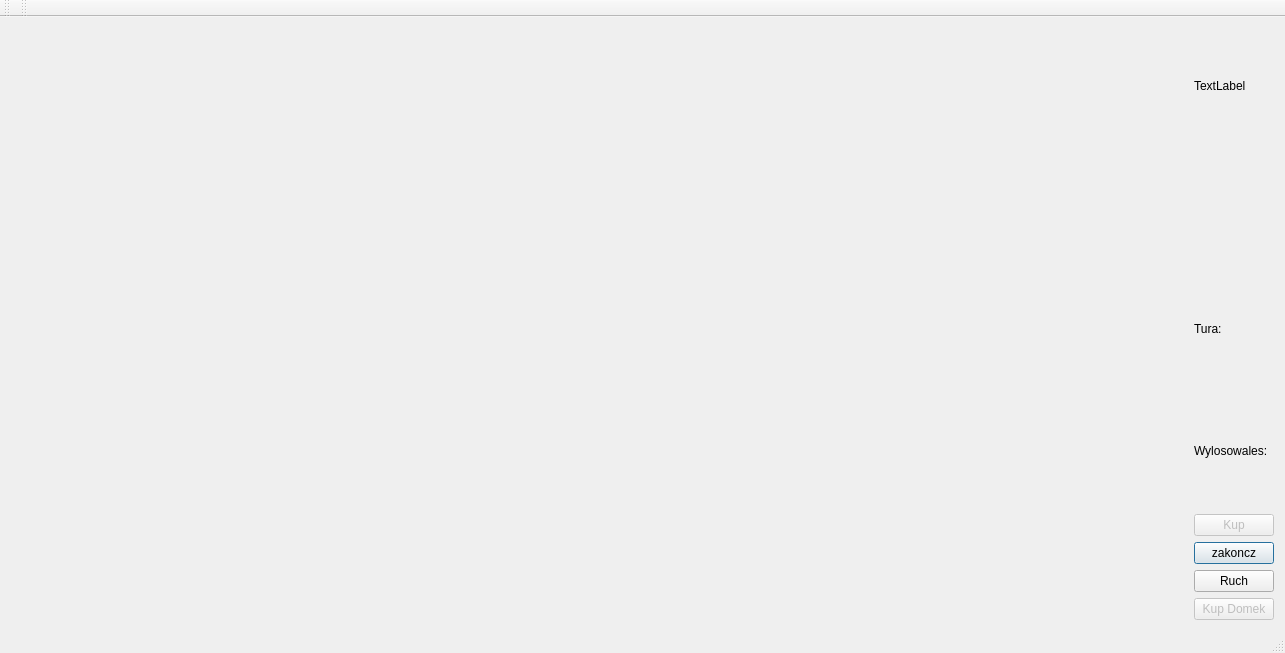
First picture: the form in mainwindow.ui, repository Siamil/monopoly2, before the edit.
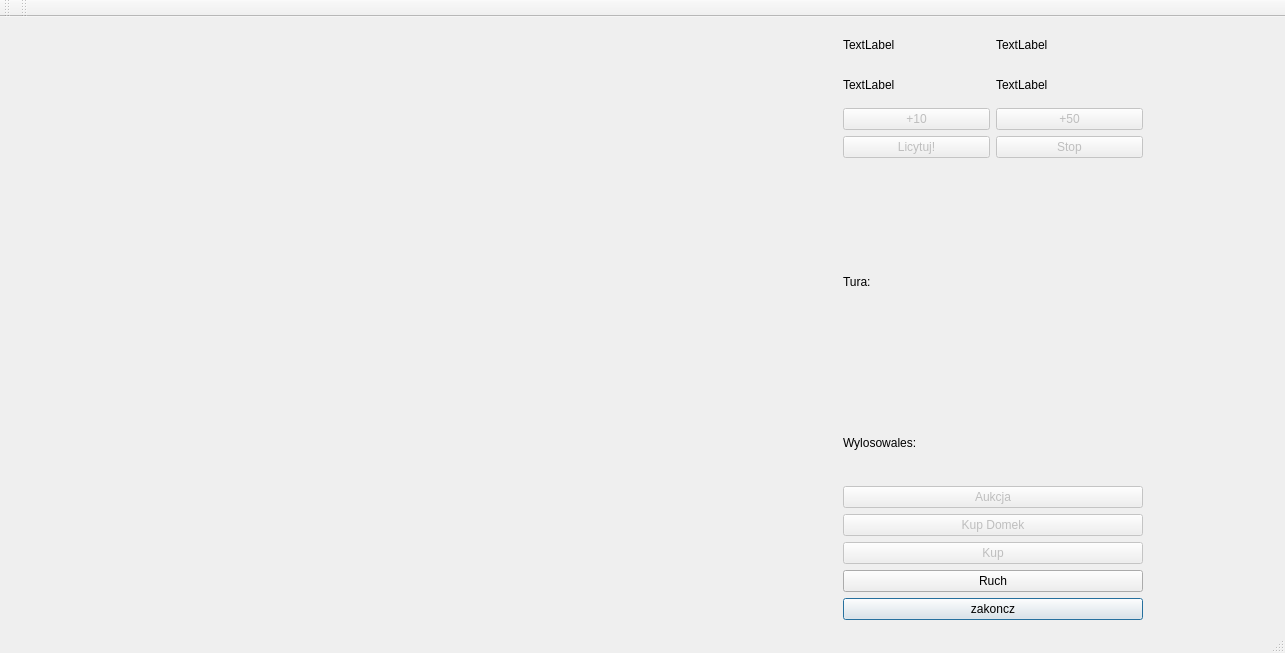
Second picture: the form after the edit.

Diff of the .ui file:
```diff
--- a/mainwindow.ui
+++ b/mainwindow.ui
@@ -32,34 +32,110 @@
      <verstretch>0</verstretch>
     </sizepolicy>
    </property>
+   <property name="layoutDirection">
+    <enum>Qt::RightToLeft</enum>
+   </property>
    <layout class="QHBoxLayout" name="horizontalLayout">
-    <item>
-     <spacer name="horizontalSpacer">
-      <property name="orientation">
-       <enum>Qt::Horizontal</enum>
-      </property>
-      <property name="sizeType">
-       <enum>QSizePolicy::MinimumExpanding</enum>
-      </property>
-      <property name="sizeHint" stdset="0">
-       <size>
-        <width>900</width>
-        <height>0</height>
-       </size>
-      </property>
-     </spacer>
-    </item>
     <item>
      <layout class="QVBoxLayout" name="verticalL">
+      <property name="leftMargin">
+       <number>700</number>
+      </property>
       <item>
-       <widget class="QLabel" name="lCash1">
-        <property name="text">
-         <string>TextLabel</string>
-        </property>
-       </widget>
+       <layout class="QGridLayout" name="gridLayout">
+        <item row="3" column="0">
+         <layout class="QHBoxLayout" name="horizontalLayout_2">
+          <item>
+           <widget class="QLabel" name="lCash3">
+            <property name="text">
+             <string>TextLabel</string>
+            </property>
+           </widget>
+          </item>
+          <item>
+           <widget class="QLabel" name="lCash1">
+            <property name="maximumSize">
+             <size>
+              <width>300</width>
+              <height>16777215</height>
+             </size>
+            </property>
+            <property name="layoutDirection">
+             <enum>Qt::RightToLeft</enum>
+            </property>
+            <property name="text">
+             <string>TextLabel</string>
+            </property>
+           </widget>
+          </item>
+         </layout>
+        </item>
+        <item row="2" column="0">
+         <layout class="QHBoxLayout" name="horizontalLayout_3">
+          <item>
+           <widget class="QLabel" name="lCash2">
+            <property name="text">
+             <string>TextLabel</string>
+            </property>
+           </widget>
+          </item>
+          <item>
+           <widget class="QLabel" name="lCash4">
+            <property name="text">
+             <string>TextLabel</string>
+            </property>
+           </widget>
+          </item>
+         </layout>
+        </item>
+       </layout>
       </item>
       <item>
-       <widget class="QLabel" name="lStatement">
+       <layout class="QGridLayout" name="gridLayout_2">
+        <item row="0" column="1">
+         <widget class="QPushButton" name="bAucplus">
+          <property name="enabled">
+           <bool>false</bool>
+          </property>
+          <property name="text">
+           <string>+10</string>
+          </property>
+         </widget>
+        </item>
+        <item row="1" column="1">
+         <widget class="QPushButton" name="bBid">
+          <property name="enabled">
+           <bool>false</bool>
+          </property>
+          <property name="text">
+           <string>Licytuj!</string>
+          </property>
+         </widget>
+        </item>
+        <item row="1" column="0">
+         <widget class="QPushButton" name="bAucstop">
+          <property name="enabled">
+           <bool>false</bool>
+          </property>
+          <property name="text">
+           <string>Stop</string>
+          </property>
+         </widget>
+        </item>
+        <item row="0" column="0">
+         <widget class="QPushButton" name="bAucplus50">
+          <property name="enabled">
+           <bool>false</bool>
+          </property>
+          <property name="text">
+           <string>+50</string>
+          </property>
+         </widget>
+        </item>
+       </layout>
+      </item>
+      <item>
+       <widget class="QLabel" name="lAucprice">
         <property name="text">
          <string/>
         </property>
@@ -73,30 +149,130 @@
           <verstretch>0</verstretch>
          </sizepolicy>
         </property>
+        <property name="maximumSize">
+         <size>
+          <width>300</width>
+          <height>16777215</height>
+         </size>
+        </property>
+        <property name="layoutDirection">
+         <enum>Qt::RightToLeft</enum>
+        </property>
         <property name="text">
          <string>Tura:</string>
         </property>
        </widget>
       </item>
+      <item>
+       <widget class="QLabel" name="lStatement">
+        <property name="layoutDirection">
+         <enum>Qt::RightToLeft</enum>
+        </property>
+        <property name="text">
+         <string/>
+        </property>
+       </widget>
+      </item>
       <item>
        <widget class="QLabel" name="lDice">
+        <property name="maximumSize">
+         <size>
+          <width>300</width>
+          <height>16777215</height>
+         </size>
+        </property>
+        <property name="layoutDirection">
+         <enum>Qt::RightToLeft</enum>
+        </property>
         <property name="text">
          <string>Wylosowales:</string>
         </property>
        </widget>
       </item>
+      <item>
+       <widget class="QPushButton" name="bAuction">
+        <property name="enabled">
+         <bool>false</bool>
+        </property>
+        <property name="text">
+         <string>Aukcja</string>
+        </property>
+       </widget>
+      </item>
+      <item>
+       <widget class="QPushButton" name="bBuyHouse">
+        <property name="enabled">
+         <bool>false</bool>
+        </property>
+        <property name="sizePolicy">
+         <sizepolicy hsizetype="Preferred" vsizetype="Maximum">
+          <horstretch>0</horstretch>
+          <verstretch>0</verstretch>
+         </sizepolicy>
+        </property>
+        <property name="maximumSize">
+         <size>
+          <width>300</width>
+          <height>16777215</height>
+         </size>
+        </property>
+        <property name="layoutDirection">
+         <enum>Qt::RightToLeft</enum>
+        </property>
+        <property name="text">
+         <string>Kup Domek</string>
+        </property>
+       </widget>
+      </item>
       <item>
        <widget class="QPushButton" name="bBuy">
         <property name="enabled">
          <bool>false</bool>
         </property>
+        <property name="maximumSize">
+         <size>
+          <width>300</width>
+          <height>16777215</height>
+         </size>
+        </property>
+        <property name="layoutDirection">
+         <enum>Qt::RightToLeft</enum>
+        </property>
         <property name="text">
          <string>Kup</string>
         </property>
        </widget>
       </item>
+      <item>
+       <widget class="QPushButton" name="bMove">
+        <property name="maximumSize">
+         <size>
+          <width>300</width>
+          <height>16777215</height>
+         </size>
+        </property>
+        <property name="layoutDirection">
+         <enum>Qt::RightToLeft</enum>
+        </property>
+        <property name="text">
+         <string>Ruch</string>
+        </property>
+        <property name="flat">
+         <bool>false</bool>
+        </property>
+       </widget>
+      </item>
       <item>
        <widget class="QPushButton" name="bEnd">
+        <property name="maximumSize">
+         <size>
+          <width>300</width>
+          <height>16777215</height>
+         </size>
+        </property>
+        <property name="layoutDirection">
+         <enum>Qt::RightToLeft</enum>
+        </property>
         <property name="text">
          <string>zakoncz</string>
         </property>
@@ -108,32 +284,6 @@
         </property>
        </widget>
       </item>
-      <item>
-       <widget class="QPushButton" name="bMove">
-        <property name="text">
-         <string>Ruch</string>
-        </property>
-        <property name="flat">
-         <bool>false</bool>
-        </property>
-       </widget>
-      </item>
-      <item>
-       <widget class="QPushButton" name="bBuyHouse">
-        <property name="enabled">
-         <bool>false</bool>
-        </property>
-        <property name="sizePolicy">
-         <sizepolicy hsizetype="Minimum" vsizetype="Fixed">
-          <horstretch>0</horstretch>
-          <verstretch>0</verstretch>
-         </sizepolicy>
-        </property>
-        <property name="text">
-         <string>Kup Domek</string>
-        </property>
-       </widget>
-      </item>
      </layout>
     </item>
    </layout>
```
Left out of the diff: 1 changed line with no effect on the pictures.
